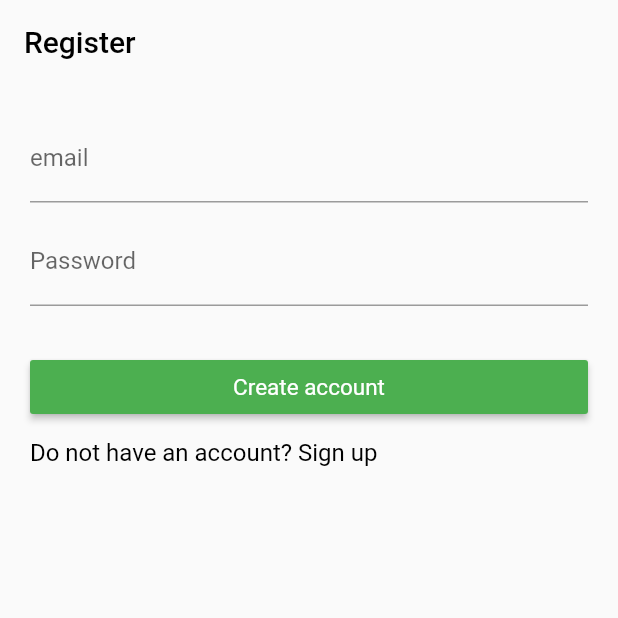
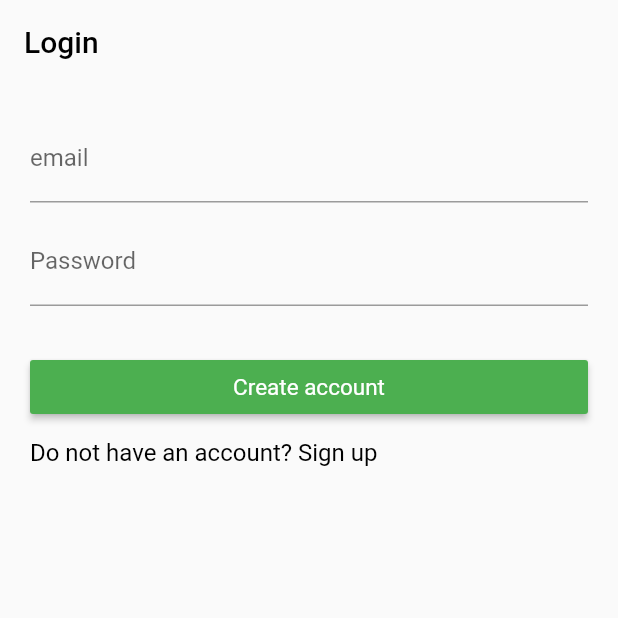
Before and after one commit to etichisom/counterapp, a Flutter app: the screen it shows after launch, on a phone screen of 412 x 824 dp, the top half of it. Run offline on Flutter 3.47's test engine with Material 2 defaults, Android fonts, the phone set to English and light mode, and no system bars; our stand-ins replace firebase_auth, firebase_core, firebase_database, fluttertoast, google_fonts; accounts and stored records are empty.

Commit message:
First commit

```diff
--- a/lib/main.dart
+++ b/lib/main.dart
@@ -2,6 +2,7 @@ import 'package:firebase_auth/firebase_auth.dart';
 import 'package:firebase_core/firebase_core.dart';
 import 'package:flutter/material.dart';
 import 'package:inter/bloc/counter.dart';
+import 'package:inter/component/text.dart';
 import 'package:inter/ui/home.dart';
 import 'package:inter/ui/login.dart';
 import 'package:provider/provider.dart';
@@ -24,15 +25,34 @@ class MyApp extends StatelessWidget {
       theme: ThemeData(
         primarySwatch: Colors.blue,
       ),
-      home: StreamBuilder<User>(
-        stream:FirebaseAuth.instance.userChanges() ,
-        builder: (context, snapshot) {
-          if(snapshot.data==null){
-            return Login();
-          }
-          return Home();
-        }
-      ) ,
+      home:Splash()
+    );
+  }
+}class Splash extends StatefulWidget {
+
+  @override
+  State<Splash> createState() => _SplashState();
+}
+
+class _SplashState extends State<Splash> {
+  BuildContext cu;
+  @override
+  void initState() {
+    // TODO: implement initState
+    super.initState();
+    Future.delayed(Duration(seconds: 2),(){
+      if(FirebaseAuth.instance.currentUser==null){
+        Navigator.pushReplacement(cu,MaterialPageRoute(builder:(context)=>Login()));
+      }else{
+        Navigator.pushReplacement(cu,MaterialPageRoute(builder:(context)=>Home()));
+      }
+    });
+  }
+  @override
+  Widget build(BuildContext context) {
+    cu=context;
+    return Scaffold(
+      body: Center(child: text('counter', 30)),
     );
   }
 }
--- a/lib/ui/home.dart
+++ b/lib/ui/home.dart
@@ -3,6 +3,7 @@ import 'package:firebase_core/firebase_core.dart';
 import 'package:firebase_database/firebase_database.dart';
 import 'package:flutter/material.dart';
 import 'package:inter/bloc/counter.dart';
+import 'package:inter/ui/login.dart';
 import 'package:provider/provider.dart';
 
 class Home extends StatefulWidget {
@@ -40,10 +41,10 @@ class _HomeState extends State<Home> {
             padding: const EdgeInsets.all(8.0),
             child: InkWell(
               onTap: (){
-                FirebaseAuth.instance.signOut()
-                    .then((value){
-                 // Navigator.pushReplacement(context, MaterialPageRoute(builder:(context)=>Home()));
-                });
+                FirebaseAuth.instance.signOut();
+
+                Navigator.pushReplacement(context, MaterialPageRoute(builder:(context)=>Login()));
+
               },
                 child: Icon(Icons.logout)),
           )
--- a/lib/ui/login.dart
+++ b/lib/ui/login.dart
@@ -24,7 +24,7 @@ class _RegisterState extends State<Login> {
   @override
   Widget build(BuildContext context) {
     return Scaffold(
-      appBar: appbar(context, 'Register'),
+      appBar: appbar(context, 'Login'),
       body: SingleChildScrollView(
         child: Padding(
           padding: const EdgeInsets.all(20.0),
@@ -46,7 +46,7 @@ class _RegisterState extends State<Login> {
               SizedBox(height: 10,),
               GestureDetector(
                 onTap: (){
-                  Navigator.pushReplacement(context, MaterialPageRoute(builder:(context)=>Home()));
+                  Navigator.pushReplacement(context, MaterialPageRoute(builder:(context)=>Register()));
                 },
                   child: text('Do not have an account? Sign up', 16)),
             ],
```
